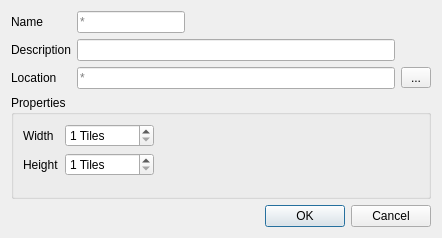
Qt form Marble Editor/res/dialogs/dlg_newlevel.ui (TophUwO/Marble-Engine) before a commit.
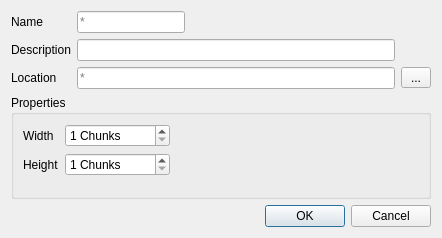
The same form after that commit.

```diff
--- a/Marble Editor/res/dialogs/dlg_newlevel.ui
+++ b/Marble Editor/res/dialogs/dlg_newlevel.ui
@@ -108,7 +108,7 @@
            </size>
           </property>
           <property name="suffix">
-           <string> Tiles</string>
+           <string> Chunks</string>
           </property>
           <property name="minimum">
            <number>1</number>
@@ -154,7 +154,7 @@
            </size>
           </property>
           <property name="suffix">
-           <string> Tiles</string>
+           <string> Chunks</string>
           </property>
           <property name="minimum">
            <number>1</number>
```
Left out of the diff: 14 changed lines with no effect on the pictures.
